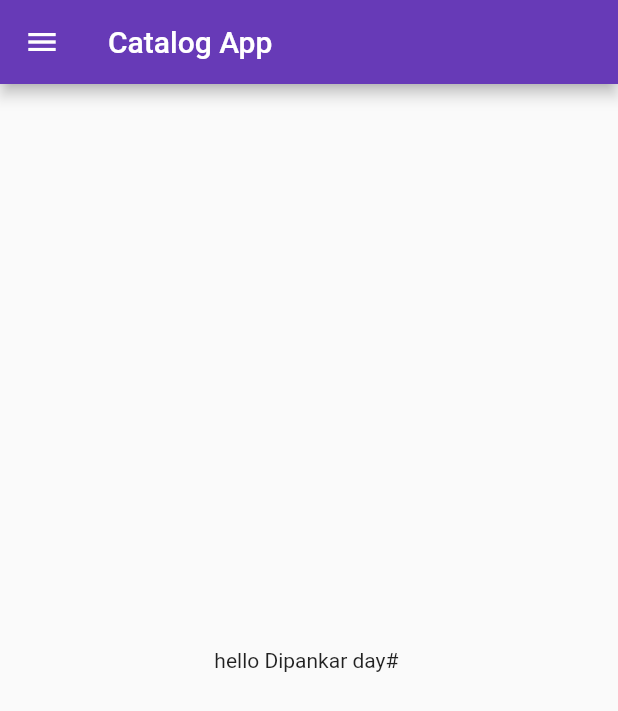
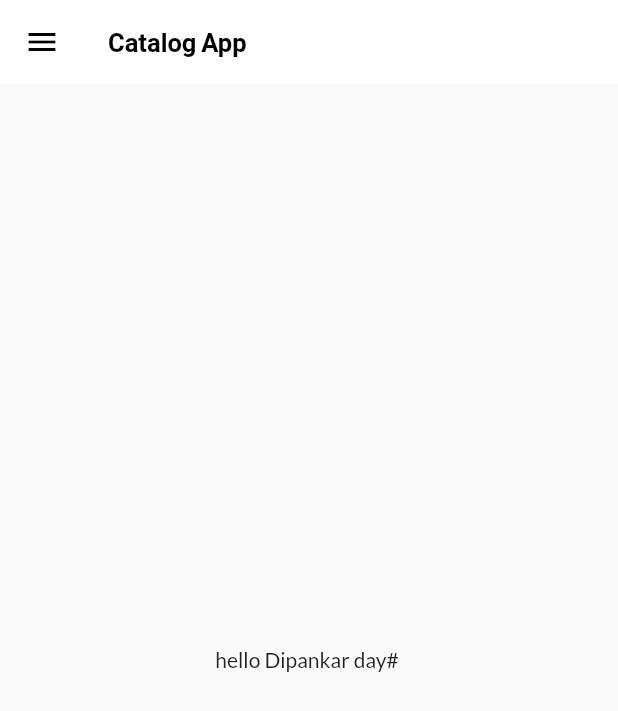
Before and after one commit to Dipankarhira/30daysofflutter, a Flutter app: the screen it shows after launch, on a phone screen of 412 x 824 dp. Shown: the top 711 px of the screen. Run offline on Flutter 3.47's test engine with Material 2 defaults, Android fonts, the phone set to English and light mode, and no system bars; our stand-ins replace google_fonts.

Commit message:
Theme extracted

```diff
--- a/flutter_catalog/lib/main.dart
+++ b/flutter_catalog/lib/main.dart
@@ -1,5 +1,6 @@
 import 'package:flutter/material.dart';
 import 'package:flutter_catalog/utils/routes.dart';
+import 'package:flutter_catalog/widgets/themes.dart';
 import 'pages/home_page.dart';
 import 'pages/login_page.dart';
 
@@ -14,11 +15,12 @@ class MyApp extends StatelessWidget {
   Widget build(BuildContext context) {
     return MaterialApp(
       themeMode: ThemeMode.light,
-      theme: ThemeData(primarySwatch: Colors.deepPurple),
-      initialRoute:MyRoutes.homeRoute ,
-      routes: {"/": (context) =>const Login(),
-      MyRoutes.homeRoute:(context) =>const Home(),
-      MyRoutes.loginRoute:(context) =>const Login()
+      theme: MyTheme.lightTheme(context),
+      initialRoute: MyRoutes.homeRoute,
+      routes: {
+        "/": (context) => const Login(),
+        MyRoutes.homeRoute: (context) => const Home(),
+        MyRoutes.loginRoute: (context) => const Login()
       },
     );
   }
--- a/flutter_catalog/lib/pages/home_page.dart
+++ b/flutter_catalog/lib/pages/home_page.dart
@@ -8,7 +8,9 @@ class Home extends StatelessWidget {
   Widget build(BuildContext context) {
     return Scaffold(
       appBar: AppBar(
-        title: const Text("Catalog App"),
+        title: const Text(
+          "Catalog App",
+        ),
       ),
       body: Center(
         child: Container(
--- /dev/null
+++ b/flutter_catalog/lib/widgets/themes.dart
@@ -0,0 +1,15 @@
+import 'package:flutter/material.dart';
+import 'package:google_fonts/google_fonts.dart';
+
+class MyTheme {
+  static ThemeData lightTheme(BuildContext context) => ThemeData(
+        primarySwatch: Colors.deepPurple,
+        fontFamily: GoogleFonts.lato().fontFamily,
+        appBarTheme: AppBarTheme(
+            color: Colors.white,
+            elevation: 0.0,
+            titleTextStyle: TextStyle(
+                color: Colors.black, fontWeight: FontWeight.bold, fontSize: 17),
+            iconTheme: IconThemeData(color: Colors.black)),
+      );
+}
```
